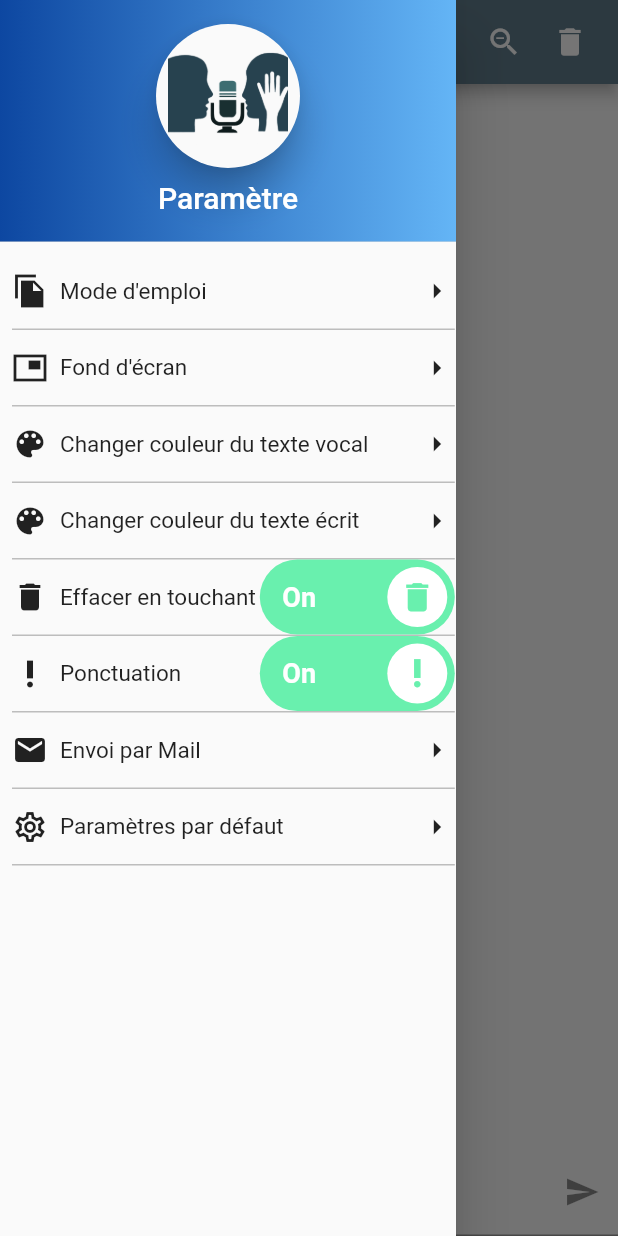
After one commit to VictorLetirand/ArdoiseVocale, a Flutter app: the screen it shows after launch, with the side drawer open, on a phone screen of 412 x 824 dp. The commit adds this screen. Run offline on Flutter 3.47's test engine with Material 2 defaults, Android fonts, the phone set to English and light mode, and no system bars; drawn by our look-alikes of lite_rolling_switch; our stand-ins replace carousel_slider, speech_to_text.

Commit message:
myDrawer

```diff
--- /dev/null
+++ b/lib/myDrawer.dart
@@ -0,0 +1,72 @@
+import 'package:flutter/cupertino.dart';
+import 'package:flutter/material.dart';
+
+import 'customListSwitch.dart';
+import 'customListTile.dart';
+import 'modeEmploi.dart';
+
+class MyDrawer extends StatelessWidget {
+  @override
+  Widget build(BuildContext context) {
+    return new Drawer(
+      child: ListView(
+        children: <Widget>[
+          DrawerHeader(
+            decoration: BoxDecoration(
+              gradient: LinearGradient(
+                colors: <Color>[
+                  Colors.blue[900],
+                  Colors.blue[300],
+                ],
+              ),
+            ),
+            child: Container(
+              child: Column(
+                children: <Widget>[
+                  Material(
+                    borderRadius: BorderRadius.all(Radius.circular(50.0)),
+                    elevation: 10,
+                    child: Padding(
+                      padding: const EdgeInsets.all(8.0),
+                      child: Image.asset(
+                        'images/logo-transparent.png',
+                        width: 80,
+                        height: 80,
+                      ),
+                    ),
+                  ),
+                  Padding(
+                    padding: const EdgeInsets.all(8.0),
+                    child: Text(
+                      'Paramètre',
+                      style: TextStyle(color: Colors.white, fontSize: 20.0),
+                    ),
+                  ),
+                ],
+              ),
+            ),
+          ),
+          CustomListTile(
+              Icons.file_copy_sharp,
+              "Mode d'emploi",
+              () => {
+                    Navigator.push(context,
+                        MaterialPageRoute(builder: (context) => ModeEmploi()))
+                  }),
+          CustomListTile(
+              Icons.picture_in_picture_sharp, "Fond d'écran", () => {}),
+          CustomListTile(Icons.color_lens_rounded,
+              'Changer couleur du texte vocal', () => {}),
+          CustomListTile(Icons.color_lens_rounded,
+              'Changer couleur du texte écrit', () => {}),
+          CustomListSwitch(Icons.delete, 'Effacer en touchant', Icons.delete),
+          CustomListSwitch(Icons.priority_high_sharp, 'Ponctuation',
+              Icons.priority_high_sharp),
+          CustomListTile(Icons.mail, 'Envoi par Mail', () => {}),
+          CustomListTile(
+              Icons.settings_outlined, 'Paramètres par défaut', () => {})
+        ],
+      ),
+    );
+  }
+}
```
Also changed, not shown: lib/modeEmploi.dart (+0 -11 lines), lib/myHomePage.dart (+2 -127 lines).
